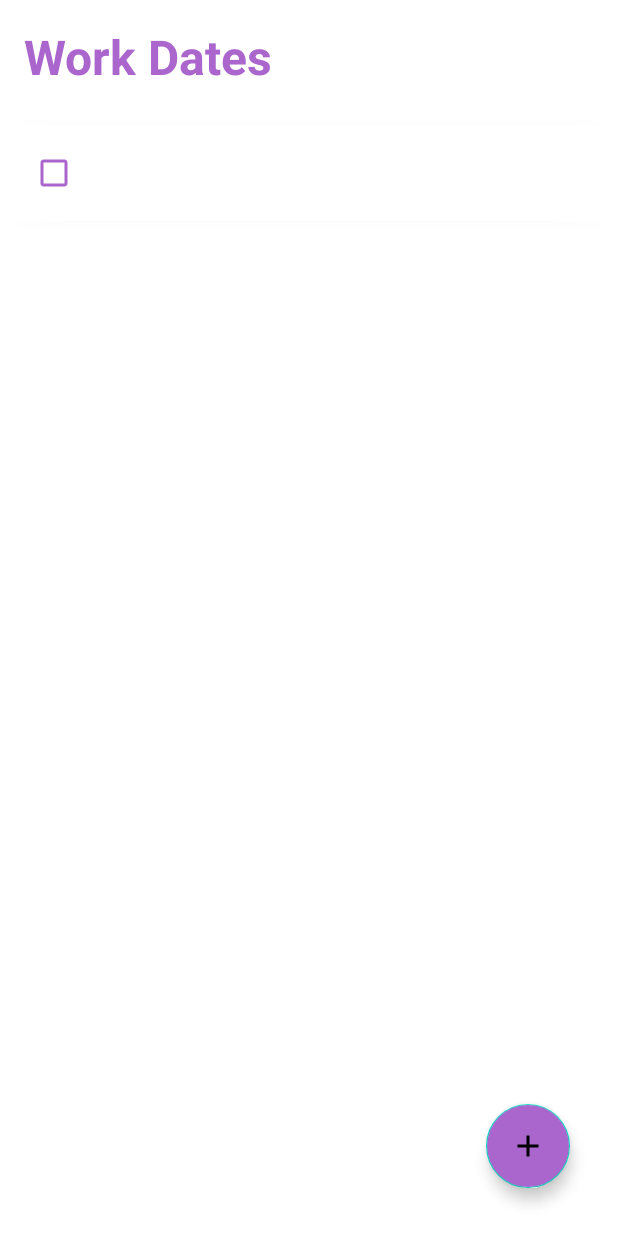
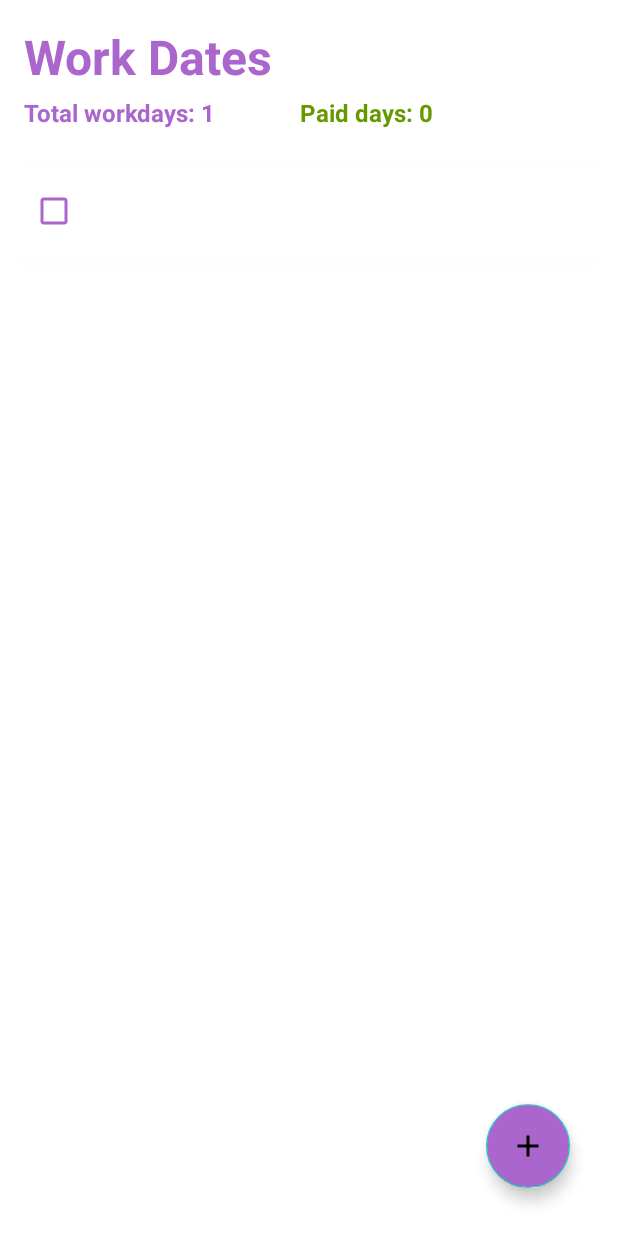
Before and after one commit to georgi-ivanov19/workdays_tracker, an Android app: the fragment AddNewTask placed in its activity, after a tap on "Save", on a phone screen of 412 x 824 dp. Run offline under Robolectric (Android 15) with nearby library versions, the phone set to English and light mode, and no system bars.

Commit message:
added a tracker for total workdays and paid days

```diff
--- a/app/src/main/java/com/example/workdaystracker/AddNewTask.java
+++ b/app/src/main/java/com/example/workdaystracker/AddNewTask.java
@@ -12,6 +12,7 @@ import android.view.ViewGroup;
 import android.view.WindowManager;
 import android.widget.Button;
 import android.widget.EditText;
+import android.widget.TextView;
 
 import androidx.annotation.NonNull;
 import androidx.annotation.Nullable;
@@ -106,6 +107,7 @@ public class AddNewTask extends BottomSheetDialogFragment {
                 dismiss();
             }
         });
+
     }
 
     @Override
--- a/app/src/main/java/com/example/workdaystracker/MainActivity.java
+++ b/app/src/main/java/com/example/workdaystracker/MainActivity.java
@@ -7,7 +7,10 @@ import androidx.recyclerview.widget.RecyclerView;
 
 import android.content.DialogInterface;
 import android.os.Bundle;
+import android.service.autofill.Dataset;
 import android.view.View;
+import android.view.WindowManager;
+import android.widget.TextView;
 
 import com.example.workdaystracker.Adapter.DateAdapter;
 import com.example.workdaystracker.Model.DateModel;
@@ -23,12 +26,33 @@ public class MainActivity extends AppCompatActivity implements  DialogCloseListe
     private RecyclerView datesRecyclerView;
     private DateAdapter datesAdapter;
     private FloatingActionButton fab;
+    Thread thread = new Thread(){
+        @Override
+        public void run(){
+            try {
+                while(!thread.isInterrupted()){
+                    Thread.sleep(10);
+                    runOnUiThread(() -> {
+                        TextView paidDays = findViewById(R.id.paidDays);
+                        paidDays.setText("Paid days: " + db.totalDaysPaid());
+                        TextView totalWorkdays = findViewById(R.id.totalDays);
+                        totalWorkdays.setText("Total workdays: " + db.totalDaysWorked());
+                    });
+                }
+            } catch (InterruptedException e) {
+                e.printStackTrace();
+            }
+        }
+    };
+
+
 
     private List<DateModel> datesList;
     private DBHandler db;
 
     @Override
     protected void onCreate(Bundle savedInstanceState) {
+        thread.start();
         super.onCreate(savedInstanceState);
         setContentView(R.layout.activity_main);
         getSupportActionBar().hide();
@@ -58,6 +82,8 @@ public class MainActivity extends AppCompatActivity implements  DialogCloseListe
                 AddNewTask.newInstance().show(getSupportFragmentManager(), AddNewTask.TAG);
             }
         });
+
+
     }
 
     @Override
@@ -67,4 +93,6 @@ public class MainActivity extends AppCompatActivity implements  DialogCloseListe
         datesAdapter.setDate(datesList);
         datesAdapter.notifyDataSetChanged();
     }
+
+
 }
--- a/app/src/main/java/com/example/workdaystracker/Utils/DBHandler.java
+++ b/app/src/main/java/com/example/workdaystracker/Utils/DBHandler.java
@@ -5,8 +5,10 @@ import android.content.Context;
 import android.database.Cursor;
 import android.database.sqlite.SQLiteDatabase;
 import android.database.sqlite.SQLiteOpenHelper;
+import android.widget.TextView;
 
 import com.example.workdaystracker.Model.DateModel;
+import com.example.workdaystracker.R;
 
 import java.util.ArrayList;
 import java.util.List;
@@ -50,6 +52,9 @@ public class DBHandler extends SQLiteOpenHelper {
         cv.put(WORKDAY, date.getDate());
         cv.put(STATUS,0);
         db.insert(WORKDAYS_TABLE,null,cv);
+        int totalDays = totalDaysWorked();
+        int paidDays = totalDaysPaid();
+
     }
 
     public List<DateModel> getAllDates(){
@@ -80,6 +85,7 @@ public class DBHandler extends SQLiteOpenHelper {
         ContentValues cv = new ContentValues();
         cv.put(STATUS, status);
         db.update(WORKDAYS_TABLE, cv, ID + "=?", new String[]{String.valueOf(id)});
+
     }
     public void updateDate(int id, String date){
         ContentValues cv = new ContentValues();
@@ -90,4 +96,19 @@ public class DBHandler extends SQLiteOpenHelper {
     public void deleteDate(int id){
         db.delete(WORKDAYS_TABLE,ID+"=?", new String[]{String.valueOf(id)});
     }
+
+    public int totalDaysWorked(){
+        return getAllDates().size();
+    }
+
+
+    public int totalDaysPaid(){
+        int paidDays = 0;
+        for(DateModel dm : getAllDates()){
+            if(dm.getStatus()!=0){
+                paidDays++;
+            }
+        }
+        return paidDays;
+    }
 }
--- a/app/src/main/res/layout/activity_main.xml
+++ b/app/src/main/res/layout/activity_main.xml
@@ -15,14 +15,39 @@
         android:layout_marginBottom="16dp"
         android:layout_marginTop="16dp"
         android:textSize="32sp"/>
+    <TextView
+        android:id="@+id/totalDays"
+        android:layout_width="wrap_content"
+        android:layout_height="wrap_content"
+        android:textStyle="bold"
+        android:text="Total workdays: 0"
+        android:textColor="@android:color/holo_purple"
+        android:layout_marginLeft="16dp"
+        android:layout_marginBottom="16dp"
+        android:layout_marginTop="64dp"
+        android:textSize="16sp"/>
+
+    <TextView
+        android:id="@+id/paidDays"
+        android:layout_width="wrap_content"
+        android:layout_height="wrap_content"
+        android:layout_marginLeft="200dp"
+        android:layout_marginTop="64dp"
+        android:layout_marginBottom="16dp"
+        android:text="Paid workdays: 0"
+        android:textColor="@android:color/holo_green_dark"
+        android:textSize="16sp"
+        android:textStyle="bold" />
 
     <androidx.recyclerview.widget.RecyclerView
+        android:id="@+id/datesRecyclerView"
         android:layout_width="match_parent"
         android:layout_height="wrap_content"
-        android:id="@+id/datesRecyclerView"
         android:layout_below="@id/datesText"
-        app:layoutManager="androidx.recyclerview.widget.LinearLayoutManager"
-        android:nestedScrollingEnabled="true"/>
+        android:layout_marginTop="25dp"
+        android:nestedScrollingEnabled="true"
+        app:layoutManager="androidx.recyclerview.widget.LinearLayoutManager" />
+
     <com.google.android.material.floatingactionbutton.FloatingActionButton
         android:id="@+id/fab"
         android:layout_width="wrap_content"
--- a/app/src/main/res/values/strings.xml
+++ b/app/src/main/res/values/strings.xml
@@ -1,3 +1,5 @@
 <resources>
     <string name="app_name">WorkDays Tracker</string>
+    <string name="total_workays">Total Workdays</string>
+    <string name="paid_days">Paid Days</string>
 </resources>
```
